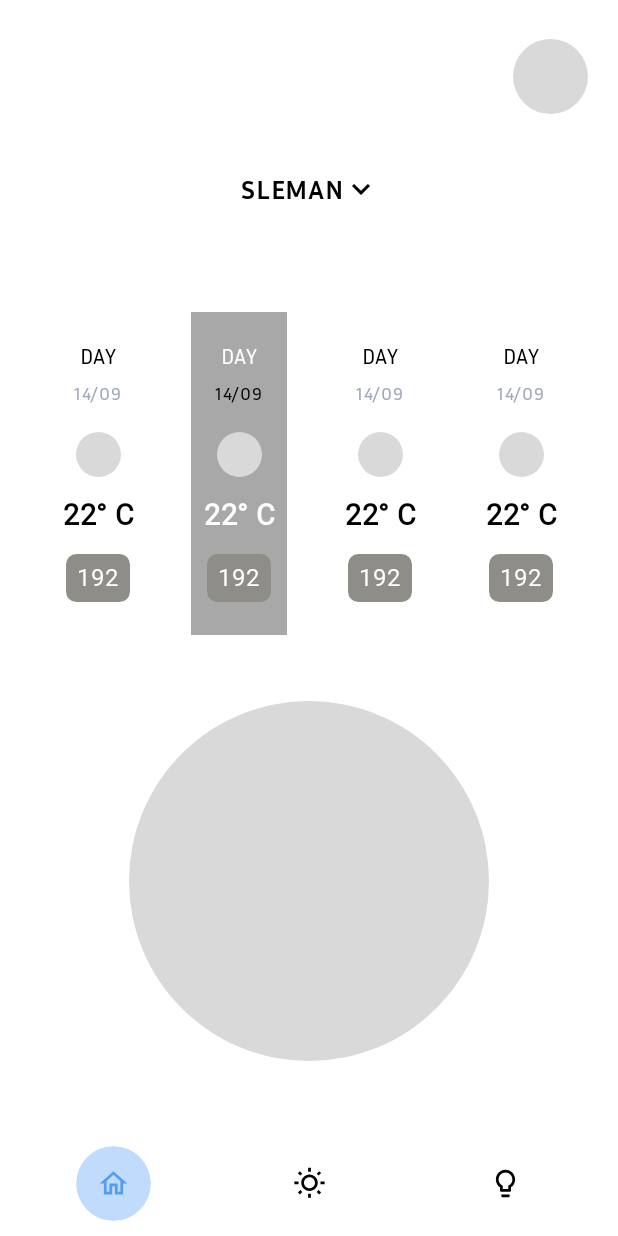
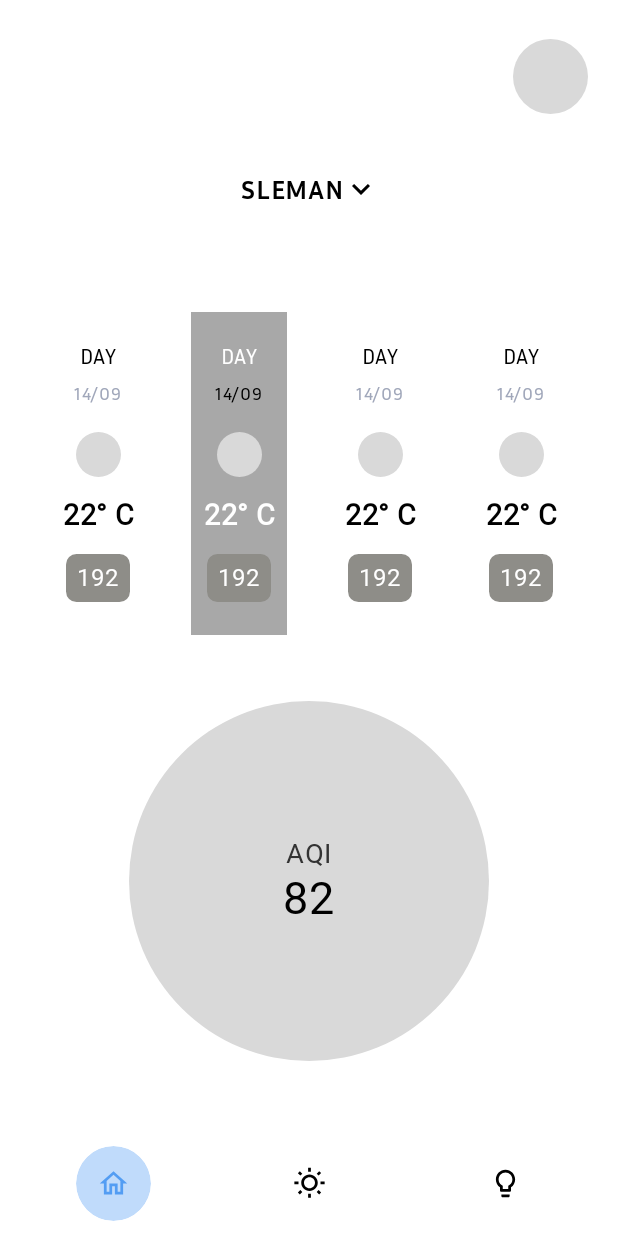
Before and after one commit to ahmadzakiakmal/EnviroLink, an Android app built with Jetpack Compose: the screen it shows after launch (HomeActivity), after a tap on "Home", on a phone screen of 412 x 824 dp. Run offline under Robolectric (Android 15) with nearby library versions, the phone set to English and light mode, and no system bars; Roboto replaces fonts that are not available here.

Commit message:
add onCreate and onResume to get new AQI values

```diff
--- a/app/src/main/java/com/example/envirolink/MainActivity.kt
+++ b/app/src/main/java/com/example/envirolink/MainActivity.kt
@@ -1,6 +1,7 @@
 package com.example.envirolink
 
 import android.os.Bundle
+import android.util.Log
 import androidx.activity.ComponentActivity
 import androidx.activity.compose.setContent
 import androidx.compose.foundation.background
@@ -26,12 +27,24 @@ import com.example.envirolink.ui.pages.HomeScreen
 import com.example.envirolink.ui.theme.InriaSansFamily
 import com.example.envirolink.ui.theme.InterFamily
 import com.example.envirolink.components.BottomNavBar
+import kotlin.random.Random
 
 class MainActivity : ComponentActivity() {
     override fun onCreate(savedInstanceState: Bundle?) {
         super.onCreate(savedInstanceState)
+        val aqi = Random.nextInt(78, 198)
         setContent {
-            HomeScreen()
+            HomeScreen(aqi)
+            BottomNavBar(context = this)
+        }
+    }
+
+    override fun onResume() {
+        super.onResume()
+        val aqi = Random.nextInt(78, 198)
+        Log.d("Lifecycle", "Resume Activity, new AQI value: $aqi")
+        setContent {
+            HomeScreen(aqi)
             BottomNavBar(context = this)
         }
     }
--- a/app/src/main/java/com/example/envirolink/activity/HomeActivity.kt
+++ b/app/src/main/java/com/example/envirolink/activity/HomeActivity.kt
@@ -1,16 +1,30 @@
 package com.example.envirolink.activity
 
 import android.os.Bundle
+import android.util.Log
 import androidx.activity.ComponentActivity
 import androidx.activity.compose.setContent
 import com.example.envirolink.components.BottomNavBar
 import com.example.envirolink.ui.pages.HomeScreen
+import com.example.envirolink.ui.pages.WeatherDetailScreen
+import kotlin.random.Random
 
 class HomeActivity : ComponentActivity() {
     override fun onCreate(savedInstanceState: Bundle?) {
         super.onCreate(savedInstanceState)
+        val aqi = Random.nextInt(78, 198)
         setContent {
-            HomeScreen()
+            HomeScreen(aqi)
+            BottomNavBar(context = this)
+        }
+    }
+
+    override fun onResume() {
+        super.onResume()
+        val aqi = Random.nextInt(78, 198)
+        Log.d("Lifecycle", "Resume Activity, new AQI value: $aqi")
+        setContent {
+            HomeScreen(aqi)
             BottomNavBar(context = this)
         }
     }
--- a/app/src/main/java/com/example/envirolink/ui/pages/HomeScreen.kt
+++ b/app/src/main/java/com/example/envirolink/ui/pages/HomeScreen.kt
@@ -19,6 +19,7 @@ import androidx.compose.material.icons.Icons
 import androidx.compose.material.icons.filled.KeyboardArrowDown
 import androidx.compose.material3.Icon
 import androidx.compose.material3.Text
+import androidx.compose.ui.Alignment
 import androidx.compose.ui.Modifier
 import androidx.compose.ui.draw.clip
 import androidx.compose.ui.graphics.Color
@@ -31,9 +32,10 @@ import com.example.envirolink.DayBox
 import com.example.envirolink.PlaceholderCircle
 import com.example.envirolink.ui.theme.EnviroLinkTheme
 import com.example.envirolink.ui.theme.InriaSansFamily
+import com.example.envirolink.ui.theme.InterFamily
 
 @Composable
-fun HomeScreen() {
+fun HomeScreen(aqi: Int) {
     EnviroLinkTheme {
         // A surface container using the 'background' color from the theme
         Box(modifier = Modifier.fillMaxSize()) {
@@ -98,13 +100,25 @@ fun HomeScreen() {
                             .background(Color(0xFFFFFFFF))
                     ) {
                         Box(
-                            Modifier
+                            modifier = Modifier
+                                .padding(0.dp)
                                 .clip(
                                     CircleShape
                                 )
                                 .background(Color(0xFFD9D9D9))
-                                .size(240.dp)
-                        )
+                                .size(240.dp),
+                            contentAlignment = Alignment.Center
+                        ) {
+                            Column(horizontalAlignment = Alignment.CenterHorizontally) {
+                                Text(
+                                    "AQI",
+                                    fontSize = 18.sp,
+                                    fontFamily = InterFamily,
+                                    color = Color(0xFF333333)
+                                )
+                                Text(aqi.toString(), fontSize = 30.sp, fontFamily = InterFamily)
+                            }
+                        }
                     }
                 }
             }
@@ -115,5 +129,5 @@ fun HomeScreen() {
 @Preview
 @Composable
 fun PreviewHomeScreen() {
-    HomeScreen()
+    HomeScreen(aqi = 193)
 }
```
